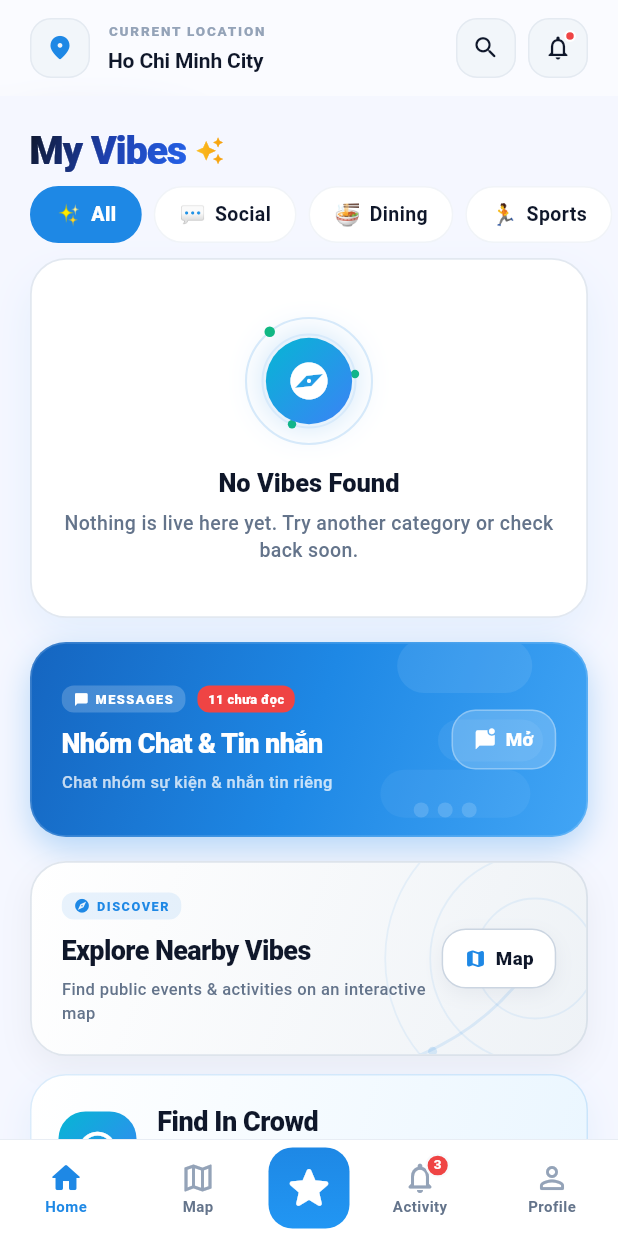
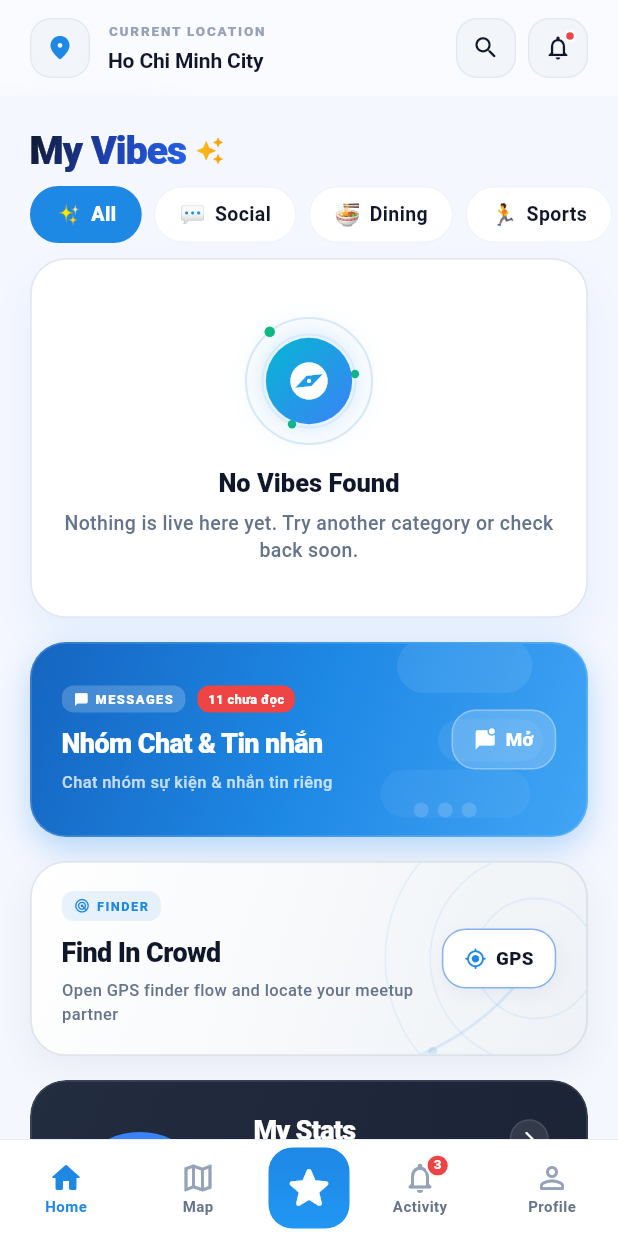
Before and after one commit to vanphong19/Niche-Interest-Matchmaker-App, a Flutter app: the BasePage screen opened by its route, on a phone screen of 412 x 824 dp. Run offline on Flutter 3.47's test engine with Material 3 defaults, Android fonts, the light colour scheme and no system bars; drawn by our look-alikes of fl_chart; our stand-ins replace auto_route, cached_network_image, connectivity_plus, dartz, dio, equatable and 17 more; missing offline and left inert: flutter_facebook_auth, mobile_scanner, nfc_manager, signalr_netcore; accounts and stored records are empty; generated files the repository leaves out were written again; network calls fail.

Commit message:
refactor: update base URL and replace VibeMatchRoute with MapDiscoveryRoute feat: remove Find In Crowd banner and adjust layout in HomePage chore: add mobile_scanner, ndef_record, and nfc_manager dependencies

```diff
--- a/lib/core/constants/api_constants.dart
+++ b/lib/core/constants/api_constants.dart
@@ -4,7 +4,7 @@ class ApiConstants {
 
   // Tự động chọn URL: localhost cho Web, IP mạng LAN cho điện thoại thật/máy ảo
   static String get baseUrl {
-    return 'http://192.168.207.193:5230';
+    return 'http://192.168.1.11:5230/';
   }
 
   // ─── Auth ─────────────────────────────────────────────────────────
--- a/lib/features/base/presentation/pages/base_page.dart
+++ b/lib/features/base/presentation/pages/base_page.dart
@@ -72,7 +72,7 @@ class _BasePageState extends State<BasePage> {
     return AutoTabsRouter(
       routes: const [
         HomeRoute(),
-        VibeMatchRoute(),
+        MapDiscoveryRoute(),
         ActivityRoute(),
         ProfileRoute(),
       ],
--- a/lib/features/home/presentation/pages/home_page.dart
+++ b/lib/features/home/presentation/pages/home_page.dart
@@ -116,16 +116,12 @@ class _HomePageState extends State<HomePage>
                   _buildChatBanner(),
                   const SizedBox(height: 16),
                   _buildExploreMapBanner(),
-                  const SizedBox(height: 12),
-                  _buildFindInCrowdBanner(),
                   const SizedBox(height: 16),
                   _buildEventStatsSection(),
-                  const SizedBox(height: 16),
-                ],
-              ),
-            ),
-            // Removed nearby list as requested
-            const SliverPadding(padding: EdgeInsets.only(bottom: 110)),
+                  const SizedBox(height: 40),
+                ],
+              ),
+            ),
           ],
         ),
       ),
@@ -1025,7 +1021,7 @@ class _HomePageState extends State<HomePage>
     final isDark = Theme.of(context).brightness == Brightness.dark;
     return Padding(
       padding: const EdgeInsets.symmetric(horizontal: 20),
-      child: _InteractiveMapBanner(onTap: _openMapDiscovery, isDark: isDark),
+      child: _InteractiveMapBanner(onTap: _openFindInCrowd, isDark: isDark),
     );
   }
 
@@ -1033,100 +1029,14 @@ class _HomePageState extends State<HomePage>
     final isDark = Theme.of(context).brightness == Brightness.dark;
     void openChat() {
       HapticFeedback.selectionClick();
-      Navigator.of(context).push(
-        MaterialPageRoute<void>(builder: (_) => const ChatInboxPage()),
-      );
+      Navigator.of(
+        context,
+      ).push(MaterialPageRoute<void>(builder: (_) => const ChatInboxPage()));
     }
 
     return Padding(
       padding: const EdgeInsets.symmetric(horizontal: 20),
       child: _ChatBanner(onTap: openChat, isDark: isDark),
-    );
-  }
-
-  Widget _buildFindInCrowdBanner() {
-    final isDark = Theme.of(context).brightness == Brightness.dark;
-    return Padding(
-      padding: const EdgeInsets.symmetric(horizontal: 20),
-      child: GestureDetector(
-        onTap: _openFindInCrowd,
-        child: Container(
-          padding: const EdgeInsets.all(18),
-          decoration: BoxDecoration(
-            borderRadius: BorderRadius.circular(24),
-            gradient: LinearGradient(
-              colors: isDark
-                  ? [const Color(0xFF10233A), const Color(0xFF0F172A)]
-                  : [Colors.white, const Color(0xFFEAF6FF)],
-              begin: Alignment.topLeft,
-              end: Alignment.bottomRight,
-            ),
-            border: Border.all(
-              color: isDark
-                  ? Colors.white.withValues(alpha: 0.08)
-                  : AppColors.primary.withValues(alpha: 0.16),
-            ),
-            boxShadow: [
-              if (!isDark)
-                BoxShadow(
-                  color: AppColors.primary.withValues(alpha: 0.08),
-                  blurRadius: 20,
-                  offset: const Offset(0, 10),
-                ),
-            ],
-          ),
-          child: Row(
-            children: [
-              Container(
-                width: 52,
-                height: 52,
-                decoration: BoxDecoration(
-                  gradient: AppColors.accentGradient,
-                  borderRadius: BorderRadius.circular(18),
-                ),
-                child: const Icon(
-                  Icons.radar_rounded,
-                  color: Colors.white,
-                  size: 30,
-                ),
-              ),
-              const SizedBox(width: 14),
-              Expanded(
-                child: Column(
-                  crossAxisAlignment: CrossAxisAlignment.start,
-                  children: [
-                    Text(
-                      'Find In Crowd',
-                      style: TextStyle(
-                        color: isDark ? Colors.white : AppColors.secondary,
-                        fontSize: 18,
-                        fontWeight: FontWeight.w900,
-                        letterSpacing: -0.3,
-                      ),
-                    ),
-                    const SizedBox(height: 4),
-                    Text(
-                      'Open GPS finder flow and locate your meetup partner',
-                      style: TextStyle(
-                        color: isDark
-                            ? AppColors.darkTextSecondary
-                            : AppColors.textSecondary,
-                        fontSize: 12,
-                        fontWeight: FontWeight.w600,
-                      ),
-                    ),
-                  ],
-                ),
-              ),
-              Icon(
-                Icons.arrow_forward_ios_rounded,
-                color: isDark ? Colors.white70 : AppColors.primary,
-                size: 18,
-              ),
-            ],
-          ),
-        ),
-      ),
     );
   }
 }
@@ -1156,9 +1066,10 @@ class _ChatBannerState extends State<_ChatBanner>
       vsync: this,
       duration: const Duration(milliseconds: 100),
     );
-    _scaleAnim = Tween<double>(begin: 1.0, end: 0.96).animate(
-      CurvedAnimation(parent: _pressCtrl, curve: Curves.easeInOut),
-    );
+    _scaleAnim = Tween<double>(
+      begin: 1.0,
+      end: 0.96,
+    ).animate(CurvedAnimation(parent: _pressCtrl, curve: Curves.easeInOut));
   }
 
   @override
@@ -1193,7 +1104,11 @@ class _ChatBannerState extends State<_ChatBanner>
                     end: Alignment.bottomRight,
                   )
                 : const LinearGradient(
-                    colors: [Color(0xFF1565C0), Color(0xFF1E88E5), Color(0xFF42A5F5)],
+                    colors: [
+                      Color(0xFF1565C0),
+                      Color(0xFF1E88E5),
+                      Color(0xFF42A5F5),
+                    ],
                     begin: Alignment.topLeft,
                     end: Alignment.bottomRight,
                   ),
@@ -1205,7 +1120,9 @@ class _ChatBannerState extends State<_ChatBanner>
             ),
             boxShadow: [
               BoxShadow(
-                color: AppColors.primary.withValues(alpha: widget.isDark ? 0.2 : 0.3),
+                color: AppColors.primary.withValues(
+                  alpha: widget.isDark ? 0.2 : 0.3,
+                ),
                 blurRadius: 18,
                 offset: const Offset(0, 8),
               ),
@@ -1225,7 +1142,10 @@ class _ChatBannerState extends State<_ChatBanner>
               ),
               // Content
               Padding(
-                padding: const EdgeInsets.symmetric(horizontal: 20, vertical: 16),
+                padding: const EdgeInsets.symmetric(
+                  horizontal: 20,
+                  vertical: 16,
+                ),
                 child: Row(
                   children: [
                     Expanded(
@@ -1237,7 +1157,9 @@ class _ChatBannerState extends State<_ChatBanner>
                             children: [
                               Container(
                                 padding: const EdgeInsets.symmetric(
-                                    horizontal: 8, vertical: 3),
+                                  horizontal: 8,
+                                  vertical: 3,
+                                ),
                                 decoration: BoxDecoration(
                                   color: Colors.white.withValues(alpha: 0.2),
                                   borderRadius: BorderRadius.circular(8),
@@ -1267,7 +1189,9 @@ class _ChatBannerState extends State<_ChatBanner>
                               // Unread badge
                               Container(
                                 padding: const EdgeInsets.symmetric(
-                                    horizontal: 7, vertical: 3),
+                                  horizontal: 7,
+                                  vertical: 3,
+                                ),
                                 decoration: BoxDecoration(
                                   color: AppColors.error,
                                   borderRadius: BorderRadius.circular(8),
@@ -1309,7 +1233,9 @@ class _ChatBannerState extends State<_ChatBanner>
                     // Open button
                     Container(
                       padding: const EdgeInsets.symmetric(
-                          horizontal: 14, vertical: 10),
+                        horizontal: 14,
+                        vertical: 10,
+                      ),
                       decoration: BoxDecoration(
                         color: Colors.white.withValues(alpha: 0.2),
                         borderRadius: BorderRadius.circular(16),
@@ -1369,13 +1295,19 @@ class _ChatBgPainter extends CustomPainter {
       Rect.fromLTWH(size.width * 0.32, size.height * 0.42, 70, 28),
       const Radius.circular(14),
     );
-    canvas.drawRRect(rRect2, paint..color = Colors.white.withValues(alpha: 0.06));
+    canvas.drawRRect(
+      rRect2,
+      paint..color = Colors.white.withValues(alpha: 0.06),
+    );
 
     final rRect3 = RRect.fromRectAndRadius(
       Rect.fromLTWH(size.width * 0.08, size.height * 0.62, 100, 32),
       const Radius.circular(16),
     );
-    canvas.drawRRect(rRect3, paint..color = Colors.white.withValues(alpha: 0.05));
+    canvas.drawRRect(
+      rRect3,
+      paint..color = Colors.white.withValues(alpha: 0.05),
+    );
 
     // Dot indicators (like message dots)
     final dotPaint = Paint()
@@ -1398,6 +1330,7 @@ class _ChatBgPainter extends CustomPainter {
 
 class _InteractiveMapBanner extends StatefulWidget {
   const _InteractiveMapBanner({required this.onTap, required this.isDark});
+
   final VoidCallback onTap;
   final bool isDark;
 
@@ -1488,7 +1421,7 @@ class _InteractiveMapBannerState extends State<_InteractiveMapBanner>
                 ),
               ),
 
-              // Text Content & Action Button
+              // Text content and actions.
               Padding(
                 padding: const EdgeInsets.symmetric(
                   horizontal: 20,
@@ -1506,7 +1439,7 @@ class _InteractiveMapBannerState extends State<_InteractiveMapBanner>
                               Container(
                                 padding: const EdgeInsets.symmetric(
                                   horizontal: 8,
-                                  vertical: 3,
+                                  vertical: 4,
                                 ),
                                 decoration: BoxDecoration(
                                   color: AppColors.primary.withValues(
@@ -1518,13 +1451,13 @@ class _InteractiveMapBannerState extends State<_InteractiveMapBanner>
                                   mainAxisSize: MainAxisSize.min,
                                   children: [
                                     Icon(
-                                      Icons.explore_rounded,
+                                      Icons.radar_rounded,
                                       size: 11,
                                       color: AppColors.primary,
                                     ),
                                     const SizedBox(width: 4),
                                     Text(
-                                      'DISCOVER',
+                                      'FINDER',
                                       style: TextStyle(
                                         fontSize: 8.5,
                                         fontWeight: FontWeight.w900,
@@ -1539,7 +1472,7 @@ class _InteractiveMapBannerState extends State<_InteractiveMapBanner>
                           ),
                           const SizedBox(height: 8),
                           Text(
-                            'Explore Nearby Vibes',
+                            'Find In Crowd',
                             style: TextStyle(
                               fontSize: 18,
                               fontWeight: FontWeight.w900,
@@ -1551,7 +1484,9 @@ class _InteractiveMapBannerState extends State<_InteractiveMapBanner>
                           ),
                           const SizedBox(height: 4),
                           Text(
-                            'Find public events & activities on an interactive map',
+                            'Open GPS finder flow and locate your meetup partner',
+                            maxLines: 2,
+                            overflow: TextOverflow.ellipsis,
                             style: TextStyle(
                               fontSize: 11,
                               fontWeight: FontWeight.w500,
@@ -1564,7 +1499,10 @@ class _InteractiveMapBannerState extends State<_InteractiveMapBanner>
                       ),
                     ),
 
-                    // Glassmorphic Map Pill on the right
+                    Column(
+                      mainAxisAlignment: MainAxisAlignment.center,
+                      crossAxisAlignment: CrossAxisAlignment.end,
+                      children: [
                         Container(
                           padding: const EdgeInsets.symmetric(
                             horizontal: 14,
@@ -1578,7 +1516,7 @@ class _InteractiveMapBannerState extends State<_InteractiveMapBanner>
                             border: Border.all(
                               color: widget.isDark
                                   ? Colors.white.withValues(alpha: 0.1)
-                              : const Color(0xFFCBD5E1),
+                                  : const Color.fromARGB(255, 132, 179, 237),
                               width: 1,
                             ),
                             boxShadow: [
@@ -1596,13 +1534,13 @@ class _InteractiveMapBannerState extends State<_InteractiveMapBanner>
                             mainAxisSize: MainAxisSize.min,
                             children: [
                               Icon(
-                            Icons.map_rounded,
+                                Icons.gps_fixed_rounded,
                                 size: 15,
                                 color: AppColors.primary,
                               ),
                               const SizedBox(width: 6),
                               Text(
-                            'Map',
+                                'GPS',
                                 style: TextStyle(
                                   fontSize: 12.5,
                                   fontWeight: FontWeight.w800,
@@ -1613,6 +1551,8 @@ class _InteractiveMapBannerState extends State<_InteractiveMapBanner>
                               ),
                             ],
                           ),
+                        ),
+                      ],
                     ),
                   ],
                 ),
--- a/lib/features/home/presentation/pages/map_discovery_page.dart
+++ b/lib/features/home/presentation/pages/map_discovery_page.dart
@@ -245,8 +245,6 @@ class _MapDiscoveryPageState extends State<MapDiscoveryPage> {
                   Row(
                     crossAxisAlignment: CrossAxisAlignment.center,
                     children: [
-                      _MapBackButton(isDark: isDark),
-                      const SizedBox(width: 10),
                       Expanded(
                         child: TextField(
                           controller: _searchCtrl,
@@ -704,7 +702,9 @@ class _MapDiscoveryPageState extends State<MapDiscoveryPage> {
                   padding: const EdgeInsets.all(8),
                   child: Container(
                     decoration: BoxDecoration(
-                      color: (isDark ? Colors.white10 : Colors.black.withValues(alpha: 0.05)),
+                      color: (isDark
+                          ? Colors.white10
+                          : Colors.black.withValues(alpha: 0.05)),
                       borderRadius: BorderRadius.circular(18),
                     ),
                   ),
@@ -722,7 +722,9 @@ class _MapDiscoveryPageState extends State<MapDiscoveryPage> {
                           width: 80,
                           height: 16,
                           decoration: BoxDecoration(
-                            color: (isDark ? Colors.white10 : Colors.black.withValues(alpha: 0.05)),
+                            color: (isDark
+                                ? Colors.white10
+                                : Colors.black.withValues(alpha: 0.05)),
                             borderRadius: BorderRadius.circular(8),
                           ),
                         ),
@@ -732,7 +734,9 @@ class _MapDiscoveryPageState extends State<MapDiscoveryPage> {
                           width: double.infinity,
                           height: 16,
                           decoration: BoxDecoration(
-                            color: (isDark ? Colors.white10 : Colors.black.withValues(alpha: 0.05)),
+                            color: (isDark
+                                ? Colors.white10
+                                : Colors.black.withValues(alpha: 0.05)),
                             borderRadius: BorderRadius.circular(8),
                           ),
                         ),
@@ -742,7 +746,9 @@ class _MapDiscoveryPageState extends State<MapDiscoveryPage> {
                           width: 120,
                           height: 16,
                           decoration: BoxDecoration(
-                            color: (isDark ? Colors.white10 : Colors.black.withValues(alpha: 0.05)),
+                            color: (isDark
+                                ? Colors.white10
+                                : Colors.black.withValues(alpha: 0.05)),
                             borderRadius: BorderRadius.circular(8),
                           ),
                         ),
@@ -752,7 +758,9 @@ class _MapDiscoveryPageState extends State<MapDiscoveryPage> {
                           width: 100,
                           height: 12,
                           decoration: BoxDecoration(
-                            color: (isDark ? Colors.white10 : Colors.black.withValues(alpha: 0.05)),
+                            color: (isDark
+                                ? Colors.white10
+                                : Colors.black.withValues(alpha: 0.05)),
                             borderRadius: BorderRadius.circular(6),
                           ),
                         ),
--- a/lib/router/app_router.dart
+++ b/lib/router/app_router.dart
@@ -26,7 +26,7 @@ class AppRouter extends RootStackRouter {
       path: '/base',
       children: [
         AutoRoute(page: HomeRoute.page, path: 'home', initial: true),
-        AutoRoute(page: VibeMatchRoute.page, path: 'match'),
+        AutoRoute(page: MapDiscoveryRoute.page, path: 'map'),
         AutoRoute(page: ActivityRoute.page, path: 'activity'),
         AutoRoute(page: ProfileRoute.page, path: 'profile'),
       ],
```
Lines whose indentation alone changed are shown as unchanged.
